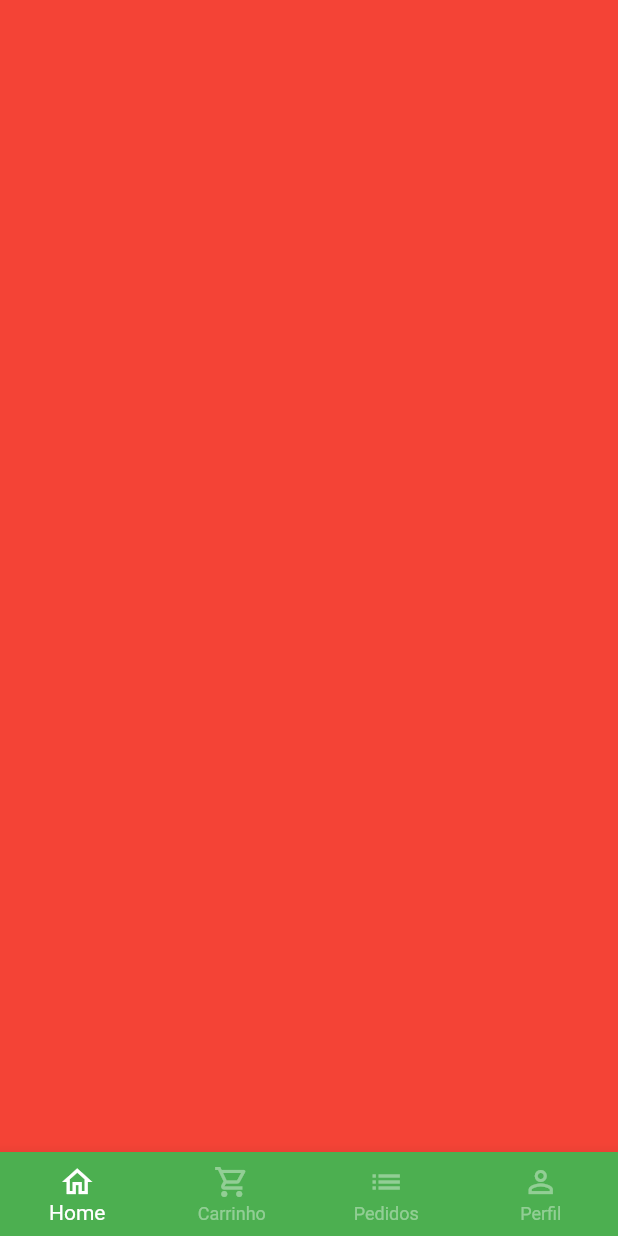
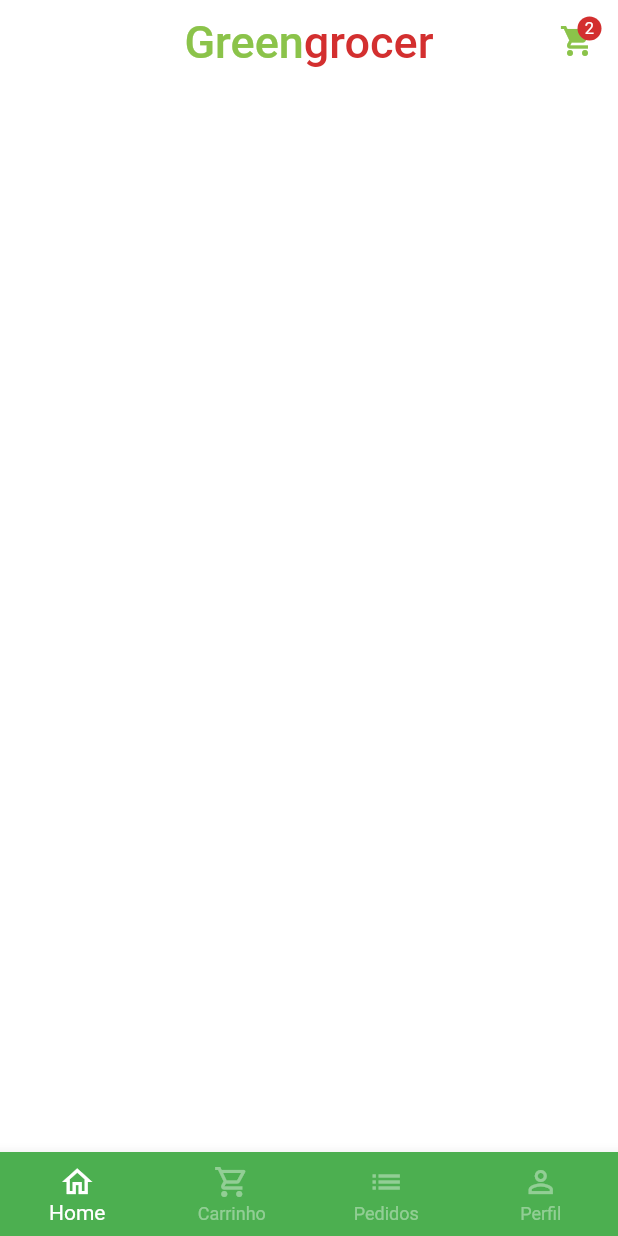
Before and after one commit to luizmineiro/quintanda_virtual, a Flutter app: the screen it shows after launch, after a tap on "Entrar", on a phone screen of 412 x 824 dp. Run offline on Flutter 3.47's test engine with Material 2 defaults, Android fonts, the phone set to English and light mode, and no system bars; our stand-ins replace animated_text_kit, mask_text_input_formatter.

Commit message:
add appBar

```diff
--- a/lib/main.dart
+++ b/lib/main.dart
@@ -15,8 +15,8 @@ class MyApp extends StatelessWidget {
       title: 'Flutter Demo',
       debugShowCheckedModeBanner: false,
       theme: ThemeData(
-        colorSchemeSeed: const Color.fromRGBO(76, 175, 80, 1),
-        useMaterial3: false,
+        primarySwatch: Colors.green,
+        scaffoldBackgroundColor: Colors.white.withAlpha(190),
       ),
       initialRoute: '/',
       routes: {
--- a/lib/src/base/base_screen.dart
+++ b/lib/src/base/base_screen.dart
@@ -1,4 +1,5 @@
 import 'package:flutter/material.dart';
+import 'package:quitanda_virtual/src/home/home_tab.dart';
 
 class BaseScreen extends StatefulWidget {
   const BaseScreen({Key? key}) : super(key: key);
@@ -18,7 +19,7 @@ class _BaseScreenState extends State<BaseScreen> {
         physics: const NeverScrollableScrollPhysics(),
         controller: pageController,
         children: [
-          Container(color: Colors.red),
+          const HomeTab(),
           Container(color: Colors.black),
           Container(color: Colors.yellow),
           Container(color: Colors.blue),
--- /dev/null
+++ b/lib/src/home/home_tab.dart
@@ -0,0 +1,64 @@
+import 'package:flutter/material.dart';
+import 'package:quitanda_virtual/src/config/custom_colors.dart';
+
+class HomeTab extends StatelessWidget {
+  const HomeTab({Key? key}) : super(key: key);
+
+  @override
+  Widget build(BuildContext context) {
+    return Scaffold(
+      //* AppBar
+      appBar: AppBar(
+        backgroundColor: Colors.transparent,
+        elevation: 0,
+        centerTitle: true,
+        actions: [
+          Padding(
+            padding: const EdgeInsets.only(
+              top: 15,
+              right: 15,
+            ),
+            child: GestureDetector(
+              onTap: () {},
+              child: Badge(
+                backgroundColor: CustomColors.customContrastColor,
+                label: const Text(
+                  "2",
+                  style: TextStyle(
+                    color: Colors.white,
+                    fontSize: 11,
+                  ),
+                ),
+                child: Icon(
+                  Icons.shopping_cart,
+                  color: CustomColors.customSwatchColor,
+                ),
+              ),
+            ),
+          ),
+        ],
+        title: Text.rich(
+          TextSpan(
+            style: const TextStyle(fontSize: 30),
+            children: [
+              TextSpan(
+                text: "Green",
+                style: TextStyle(color: CustomColors.customSwatchColor),
+              ),
+              TextSpan(
+                text: "grocer",
+                style: TextStyle(color: CustomColors.customContrastColor),
+              ),
+            ],
+          ),
+        ),
+      ),
+
+      //* Campo de pesquisa
+
+      //* Categorias
+
+      //* Grid
+    );
+  }
+}
```
